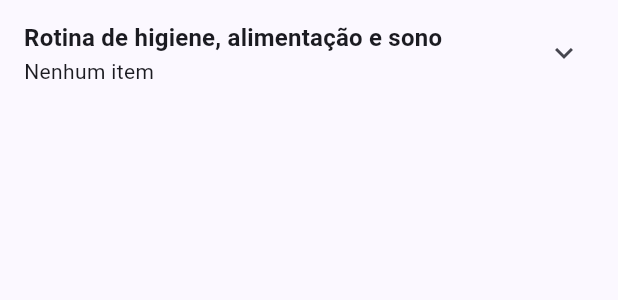
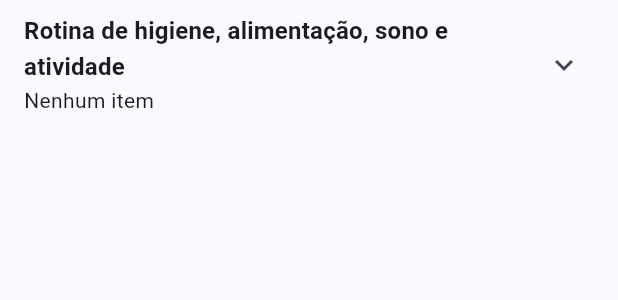
Before and after one commit to srbarbedo83/CuidarPT, a Flutter app: the RotinaSection widget shown alone on an empty page, opened directly with empty values, on a phone screen of 412 x 824 dp. Shown: the top 300 px of the screen. Run offline on Flutter 3.47's test engine with Material 3 defaults, Android fonts, the phone set to English and light mode, and no system bars; our stand-ins replace flutter_local_notifications, flutter_riverpod, flutter_timezone, image_picker, in_app_purchase, in_app_review and 6 more; accounts and stored records are empty; generated files the repository leaves out were written again.

Commit message:
[Lote Z] Categoria Atividade na rotina e seleção múltipla
- Nova categoria "Atividade" na rotina, com sugestões (Passeio, Exercícios, Alongamentos)
- Modo "Selecionar vários" permite marcar de uma vez vários itens de rotina como feitos, em vez de um a um; mantém-se o histórico e a marcação reinicia automaticamente no dia seguinte, como já acontecia

Co-Authored-By: Claude Sonnet 5 <noreply@anthropic.com>
Claude-Session: https://claude.ai/code/session_0168bz4QPiQbnU75FYbSaS9r

```diff
--- a/lib/core/utils/tipo_cuidado_diario_utils.dart
+++ b/lib/core/utils/tipo_cuidado_diario_utils.dart
@@ -12,6 +12,8 @@ String tipoCuidadoDiarioLabel(TipoCuidadoDiario tipo) {
       return 'Humor';
     case TipoCuidadoDiario.sono:
       return 'Sono';
+    case TipoCuidadoDiario.atividade:
+      return 'Atividade';
     case TipoCuidadoDiario.outro:
       return 'Outro';
   }
@@ -27,6 +29,8 @@ IconData tipoCuidadoDiarioIcone(TipoCuidadoDiario tipo) {
       return Icons.mood_outlined;
     case TipoCuidadoDiario.sono:
       return Icons.bedtime_outlined;
+    case TipoCuidadoDiario.atividade:
+      return Icons.directions_walk_outlined;
     case TipoCuidadoDiario.outro:
       return Icons.notes_outlined;
   }
--- a/lib/data/models/item_rotina.dart
+++ b/lib/data/models/item_rotina.dart
@@ -2,11 +2,11 @@ import 'package:isar_community/isar.dart';
 
 part 'item_rotina.g.dart';
 
-enum CategoriaRotina { higiene, alimentacao, sono }
+enum CategoriaRotina { higiene, alimentacao, sono, atividade }
 
-/// Um item recorrente da rotina de higiene/alimentação/sono de um idoso
-/// (ex.: "Banho", "Pequeno-almoço", "Sesta"), funcionalidade Premium. As
-/// conclusões diárias
+/// Um item recorrente da rotina de higiene/alimentação/sono/atividade de
+/// um idoso (ex.: "Banho", "Pequeno-almoço", "Sesta", "Passeio"),
+/// funcionalidade Premium. As conclusões diárias
 /// ficam registadas em [RegistoCuidadoDiario.itemRotinaId].
 @collection
 class ItemRotina {
--- a/lib/data/models/registo_cuidado_diario.dart
+++ b/lib/data/models/registo_cuidado_diario.dart
@@ -2,7 +2,7 @@ import 'package:isar_community/isar.dart';
 
 part 'registo_cuidado_diario.g.dart';
 
-enum TipoCuidadoDiario { higiene, alimentacao, humor, sono, outro }
+enum TipoCuidadoDiario { higiene, alimentacao, humor, sono, atividade, outro }
 
 @collection
 class RegistoCuidadoDiario {
--- a/lib/features/rotina/presentation/rotina_section.dart
+++ b/lib/features/rotina/presentation/rotina_section.dart
@@ -19,6 +19,7 @@ bool _mesmoDia(DateTime a, DateTime b) {
 const _sugestoesHigiene = ['Banho', 'Escovar os dentes', 'Higiene íntima', 'Pentear/arranjar cabelo'];
 const _sugestoesAlimentacao = ['Pequeno-almoço', 'Almoço', 'Lanche', 'Jantar', 'Hidratação/Água'];
 const _sugestoesSono = ['Sesta', 'Deitar à noite', 'Acordar'];
+const _sugestoesAtividade = ['Passeio', 'Exercícios', 'Alongamentos'];
 
 String _labelCategoria(CategoriaRotina categoria) {
   switch (categoria) {
@@ -28,6 +29,8 @@ String _labelCategoria(CategoriaRotina categoria) {
       return 'Alimentação';
     case CategoriaRotina.sono:
       return 'Sono';
+    case CategoriaRotina.atividade:
+      return 'Atividade';
   }
 }
 
@@ -39,6 +42,8 @@ List<String> _sugestoesPorCategoria(CategoriaRotina categoria) {
       return _sugestoesAlimentacao;
     case CategoriaRotina.sono:
       return _sugestoesSono;
+    case CategoriaRotina.atividade:
+      return _sugestoesAtividade;
   }
 }
 
@@ -50,16 +55,29 @@ TipoCuidadoDiario _tipoCuidadoParaCategoria(CategoriaRotina categoria) {
       return TipoCuidadoDiario.alimentacao;
     case CategoriaRotina.sono:
       return TipoCuidadoDiario.sono;
+    case CategoriaRotina.atividade:
+      return TipoCuidadoDiario.atividade;
   }
 }
 
-/// Secção Premium de rotina de higiene/alimentação no perfil do idoso.
-/// Minimizada por padrão (ExpansionTile fechado); lista itens recorrentes
-/// e permite marcá-los como feitos no dia.
-class RotinaSection extends ConsumerWidget {
+/// Secção Premium de rotina de higiene/alimentação/sono/atividade no
+/// perfil do idoso. Minimizada por padrão (ExpansionTile fechado); lista
+/// itens recorrentes e permite marcá-los como feitos no dia, um a um ou
+/// vários de uma vez através do modo de seleção múltipla.
+class RotinaSection extends ConsumerStatefulWidget {
   const RotinaSection({super.key, required this.idoso});
 
   final Idoso idoso;
+
+  @override
+  ConsumerState<RotinaSection> createState() => _RotinaSectionState();
+}
+
+class _RotinaSectionState extends ConsumerState<RotinaSection> {
+  bool _modoSelecaoMultipla = false;
+  final _selecionados = <int>{};
+
+  Idoso get idoso => widget.idoso;
 
   Future<void> _adicionarItem(BuildContext context, WidgetRef ref) async {
     var categoria = CategoriaRotina.higiene;
@@ -77,6 +95,7 @@ class RotinaSection extends ConsumerWidget {
                   ButtonSegment(value: CategoriaRotina.higiene, label: Text('Higiene')),
                   ButtonSegment(value: CategoriaRotina.alimentacao, label: Text('Alimentação')),
                   ButtonSegment(value: CategoriaRotina.sono, label: Text('Sono')),
+                  ButtonSegment(value: CategoriaRotina.atividade, label: Text('Atividade')),
                 ],
                 selected: {categoria},
                 onSelectionChanged: (selecao) => setStateDialog(() => categoria = selecao.first),
@@ -191,7 +210,7 @@ class RotinaSection extends ConsumerWidget {
   }
 
   @override
-  Widget build(BuildContext context, WidgetRef ref) {
+  Widget build(BuildContext context) {
     final itensAsync = ref.watch(itemRotinaListProvider(idoso.id));
     final cuidados = ref.watch(cuidadoDiarioListProvider(idoso.id)).valueOrNull ?? const [];
     final agora = DateTime.now();
@@ -200,19 +219,51 @@ class RotinaSection extends ConsumerWidget {
     return itensAsync.when(
       data: (itens) {
         final ativos = itens.where((i) => i.ativo).toList();
+        final pendentes = ativos.where((i) => _conclusaoHoje(i, cuidadosHoje) == null).toList();
         return ExpansionTile(
           title: Text(
-            'Rotina de higiene, alimentação e sono',
+            'Rotina de higiene, alimentação, sono e atividade',
             style: Theme.of(context).textTheme.titleMedium?.copyWith(fontWeight: FontWeight.bold),
           ),
           subtitle: Text(ativos.isEmpty ? 'Nenhum item' : '${ativos.length} itens'),
           children: [
+            if (pendentes.isNotEmpty)
+              Padding(
+                padding: const EdgeInsets.symmetric(horizontal: 16, vertical: 4),
+                child: Align(
+                  alignment: Alignment.centerRight,
+                  child: TextButton.icon(
+                    onPressed: () => setState(() {
+                      _modoSelecaoMultipla = !_modoSelecaoMultipla;
+                      _selecionados.clear();
+                    }),
+                    icon: Icon(_modoSelecaoMultipla ? Icons.close : Icons.checklist),
+                    label: Text(_modoSelecaoMultipla ? 'Cancelar' : 'Selecionar vários'),
+                  ),
+                ),
+              ),
             for (final item in ativos)
               CheckboxListTile(
                 title: Text(item.nome),
                 subtitle: Text(_labelCategoria(item.categoria)),
-                value: _conclusaoHoje(item, cuidadosHoje) != null,
-                onChanged: (valor) => _alternarConcluido(ref, item, valor ?? false, cuidadosHoje),
+                value: _modoSelecaoMultipla
+                    ? (_conclusaoHoje(item, cuidadosHoje) != null || _selecionados.contains(item.id))
+                    : _conclusaoHoje(item, cuidadosHoje) != null,
+                onChanged: _modoSelecaoMultipla && _conclusaoHoje(item, cuidadosHoje) != null
+                    ? null
+                    : (valor) {
+                        if (_modoSelecaoMultipla) {
+                          setState(() {
+                            if (valor == true) {
+                              _selecionados.add(item.id);
+                            } else {
+                              _selecionados.remove(item.id);
+                            }
+                          });
+                        } else {
+                          _alternarConcluido(ref, item, valor ?? false, cuidadosHoje);
+                        }
+                      },
                 secondary: Row(
                   mainAxisSize: MainAxisSize.min,
                   children: [
@@ -230,6 +281,32 @@ class RotinaSection extends ConsumerWidget {
                       onPressed: () => _apagarItem(ref, item),
                     ),
                   ],
+                ),
+              ),
+            if (_modoSelecaoMultipla)
+              Padding(
+                padding: const EdgeInsets.symmetric(horizontal: 16, vertical: 8),
+                child: Align(
+                  alignment: Alignment.centerRight,
+                  child: FilledButton.icon(
+                    onPressed: _selecionados.isEmpty
+                        ? null
+                        : () async {
+                            for (final item in ativos.where((i) => _selecionados.contains(i.id))) {
+                              await _alternarConcluido(ref, item, true, cuidadosHoje);
+                            }
+                            setState(() {
+                              _selecionados.clear();
+                              _modoSelecaoMultipla = false;
+                            });
+                          },
+                    icon: const Icon(Icons.check),
+                    label: Text(
+                      _selecionados.isEmpty
+                          ? 'Marcar como feito'
+                          : 'Marcar ${_selecionados.length} como feito',
+                    ),
+                  ),
                 ),
               ),
             Padding(
```
Also changed, not shown: lib/data/models/item_rotina.g.dart, lib/data/models/registo_cuidado_diario.g.dart.
